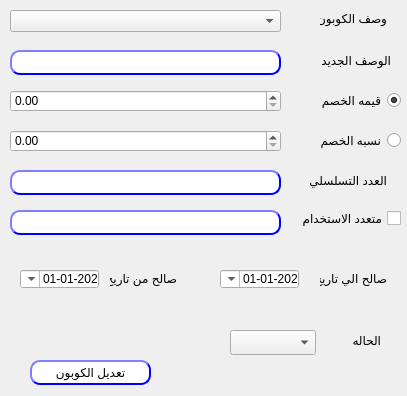
Before: the Qt Designer form presentation/coupon_ui/editCoupon.ui in shymaa123456/HyperPOS2020, drawn with Qt 5.
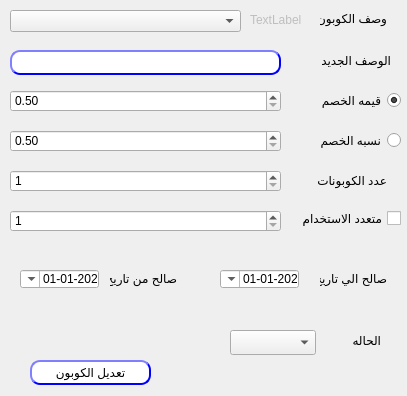
After: the same form once the commit is applied.

```diff
--- a/presentation/coupon_ui/editCoupon.ui
+++ b/presentation/coupon_ui/editCoupon.ui
@@ -2,6 +2,9 @@
 <ui version="4.0">
  <class>CustomerGP</class>
  <widget class="QDialog" name="CustomerGP">
+  <property name="enabled">
+   <bool>true</bool>
+  </property>
   <property name="geometry">
    <rect>
     <x>0</x>
@@ -149,83 +152,6 @@
     <string>متعدد الاستخدام</string>
    </property>
   </widget>
-  <widget class="QLineEdit" name="LE_desc_4">
-   <property name="enabled">
-    <bool>true</bool>
-   </property>
-   <property name="geometry">
-    <rect>
-     <x>10</x>
-     <y>170</y>
-     <width>271</width>
-     <height>25</height>
-    </rect>
-   </property>
-   <property name="styleSheet">
-    <string notr="true">QLineEdit{
-                                        background-color: white;
-                                        border-style: outset;
-                                        border-width: 2px;
-                                        border-radius: 10px;
-                                        border-color: blue;
-                                        min-width: 6em;
-                                        }
-                                        QLineEdit:hover {
-                                        background: qradialgradient(
-                                        cx: 0.3, cy: -0.4, fx: 0.3, fy: -0.4,
-                                        radius: 1.35, stop: 0 #fff, stop: 1 #bbb
-                                        );
-                                        }
-                                       QLineEdit:pressed {
-                                        border-style: inset;
-                                        background: qradialgradient(
-                                        cx: 0.4, cy: -0.1, fx: 0.4, fy: -0.1,
-                                        radius: 1.35, stop: 0 #fff, stop: 1 #ddd
-                                        );
-                                        }
-                                    </string>
-   </property>
-   <property name="text">
-    <string/>
-   </property>
-  </widget>
-  <widget class="QLineEdit" name="LE_desc_5">
-   <property name="enabled">
-    <bool>false</bool>
-   </property>
-   <property name="geometry">
-    <rect>
-     <x>10</x>
-     <y>210</y>
-     <width>271</width>
-     <height>25</height>
-    </rect>
-   </property>
-   <property name="styleSheet">
-    <string notr="true">QLineEdit{
-                                        background-color: white;
-                                        border-style: outset;
-                                        border-width: 2px;
-                                        border-radius: 10px;
-                                        border-color: blue;
-                                        min-width: 6em;
-                                        }
-                                        QLineEdit:hover {
-                                        background: qradialgradient(
-                                        cx: 0.3, cy: -0.4, fx: 0.3, fy: -0.4,
-                                        radius: 1.35, stop: 0 #fff, stop: 1 #bbb
-                                        );
-                                        }
-                                       QLineEdit:pressed {
-                                        border-style: inset;
-                                        background: qradialgradient(
-                                        cx: 0.4, cy: -0.1, fx: 0.4, fy: -0.1,
-                                        radius: 1.35, stop: 0 #fff, stop: 1 #ddd
-                                        );
-                                        }
-                                    </string>
-   </property>
-  </widget>
   <widget class="QLabel" name="desc_2">
    <property name="geometry">
     <rect>
@@ -239,7 +165,7 @@
     <enum>Qt::RightToLeft</enum>
    </property>
    <property name="text">
-    <string>العدد التسلسلي</string>
+    <string>عدد الكوبونات</string>
    </property>
   </widget>
   <widget class="QLabel" name="desc_3">
@@ -334,7 +260,7 @@
     <rect>
      <x>10</x>
      <y>10</y>
-     <width>271</width>
+     <width>231</width>
      <height>22</height>
     </rect>
    </property>
@@ -407,6 +333,9 @@
    <property name="styleSheet">
     <string notr="true"/>
    </property>
+   <property name="minimum">
+    <double>0.500000000000000</double>
+   </property>
   </widget>
   <widget class="QDoubleSpinBox" name="LE_desc_2">
    <property name="geometry">
@@ -419,6 +348,51 @@
    </property>
    <property name="styleSheet">
     <string notr="true"/>
+   </property>
+   <property name="minimum">
+    <double>0.500000000000000</double>
+   </property>
+  </widget>
+  <widget class="QLabel" name="labe_id">
+   <property name="enabled">
+    <bool>false</bool>
+   </property>
+   <property name="geometry">
+    <rect>
+     <x>250</x>
+     <y>10</y>
+     <width>61</width>
+     <height>20</height>
+    </rect>
+   </property>
+   <property name="text">
+    <string>TextLabel</string>
+   </property>
+  </widget>
+  <widget class="QSpinBox" name="LE_desc_4">
+   <property name="geometry">
+    <rect>
+     <x>10</x>
+     <y>170</y>
+     <width>271</width>
+     <height>22</height>
+    </rect>
+   </property>
+   <property name="minimum">
+    <number>1</number>
+   </property>
+  </widget>
+  <widget class="QSpinBox" name="LE_desc_5">
+   <property name="geometry">
+    <rect>
+     <x>10</x>
+     <y>210</y>
+     <width>271</width>
+     <height>22</height>
+    </rect>
+   </property>
+   <property name="minimum">
+    <number>1</number>
    </property>
   </widget>
  </widget>
```
Left out of the diff: 2 changed lines with no effect on the pictures.
